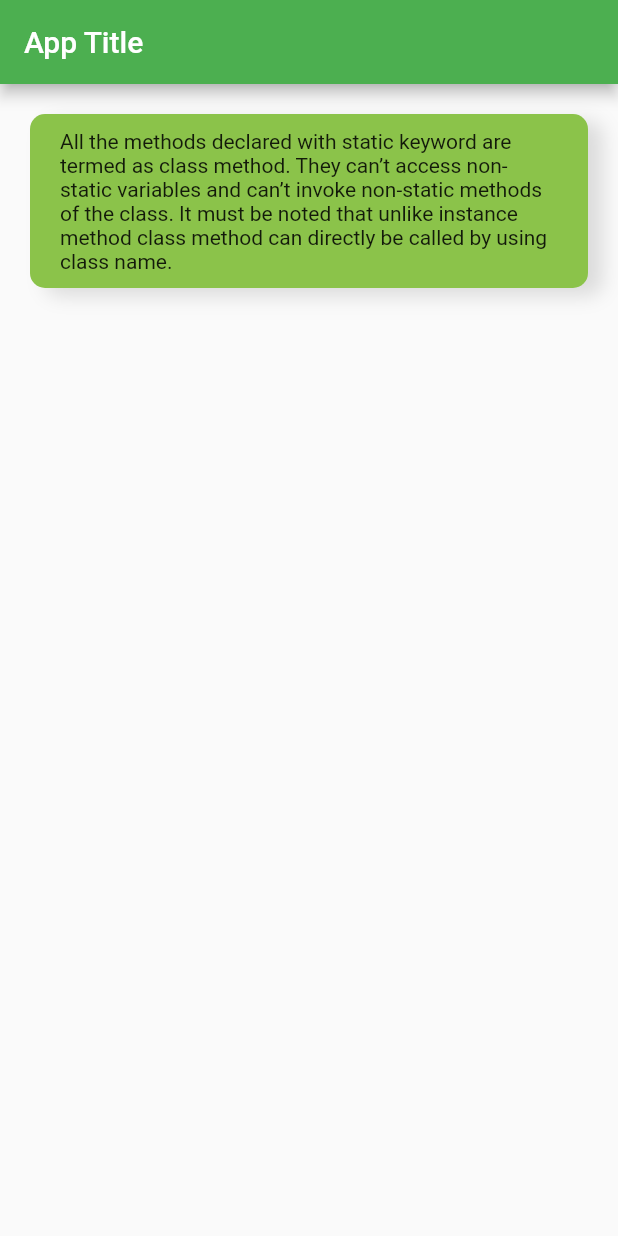
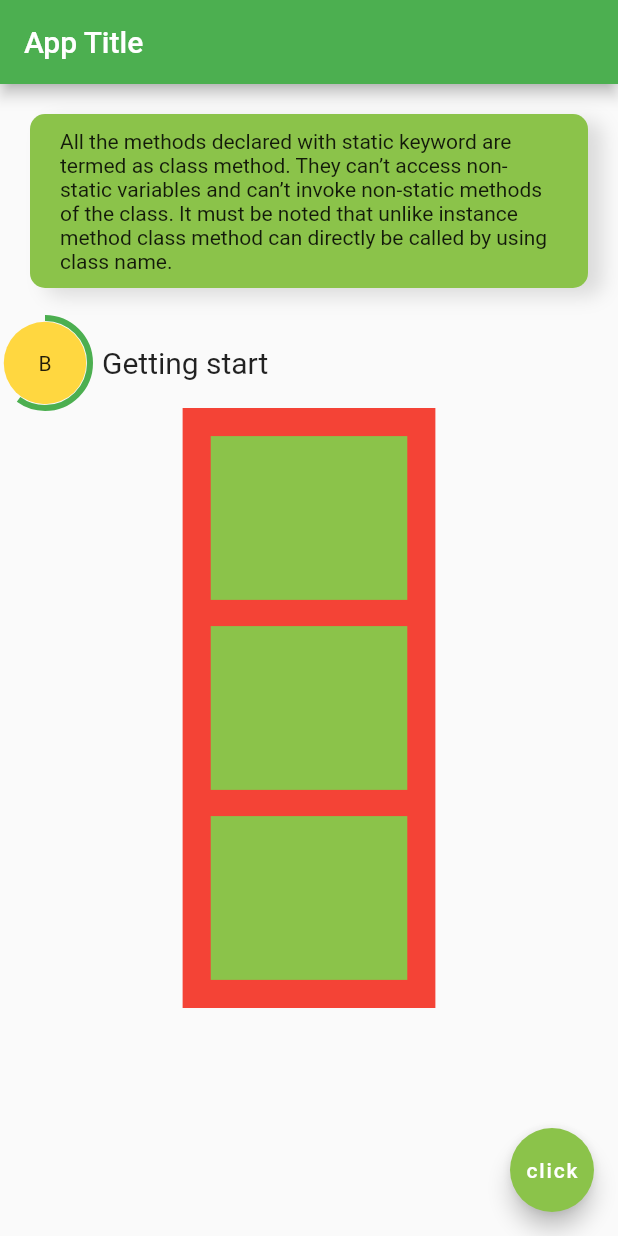
Before and after one commit to FISohan/Quran_shikkha_app, a Flutter app: the screen it shows after launch, on a phone screen of 412 x 824 dp. Run offline on Flutter 3.47's test engine with Material 2 defaults, Android fonts, the phone set to English and light mode, and no system bars.

Commit message:
SLExpansionPanel prototype done

```diff
--- a/lib/Pages/HomePage.dart
+++ b/lib/Pages/HomePage.dart
@@ -1,5 +1,8 @@
+// ignore_for_file: file_names
+
 import 'package:arabic_learning/Services/QuoteService.dart';
 import 'package:arabic_learning/Widgets/QuoteDisplay.dart';
+import 'package:arabic_learning/Widgets/SlExpansionPanel.dart';
 import 'package:flutter/material.dart';
 
 class HomePage extends StatefulWidget {
@@ -10,24 +13,39 @@ class HomePage extends StatefulWidget {
 }
 
 class _HomePageState extends State<HomePage> {
+  bool f = true;
+  double _height = 400;
+
   @override
   Widget build(BuildContext context) {
     return Material(
       child: Scaffold(
         appBar: AppBar(
-          title: Text("App Title"),
+          title: const Text("App Title"),
         ),
-        body: Container(
-          child: Column(
-            children:  [
-              Padding(
-                padding: EdgeInsets.all(20.0),
-                child: QuoteDisplay(
-          quote:  QuoteService().getQuote()
+        body: Column(
+          children: [
+            Padding(
+              padding: const EdgeInsets.all(20.0),
+              child: QuoteDisplay(quote: QuoteService().getQuote()),
             ),
-              )
-            ],
-          ),
+            Expanded(child: const SlExpansionPanel())
+          ],
+        ),
+        floatingActionButton: FloatingActionButton(
+          onPressed: () => {
+            super.setState(() {
+              if (f) {
+                f = false;
+                _height = 0;
+              } else {
+                f = true;
+
+                _height = 400;
+              }
+            })
+          },
+          child: const Text("click"),
         ),
       ),
     );
--- a/lib/Services/QuoteService.dart
+++ b/lib/Services/QuoteService.dart
@@ -1,10 +1,18 @@
+// ignore_for_file: file_names
+
 import 'dart:math';
 
-class QuoteService{
-  static List<String> quotes = ["All the methods declared with static keyword are termed as class method. They can’t access non-static variables and can’t invoke non-static methods of the class. It must be noted that unlike instance method class method can directly be called by using class name.","Let me solve this question with a practical example in the form of a simple dice rolling app that calls 1 of 6 dice face images randomly to the screen when tapped.","যখন উপাসনা শেষ হবে, তোমরা জমিনে ছড়িয়ে পড়বে এবং আল্লাহর দান অনুসন্ধানে ব্যাপৃত থাকবে যখন উপাসনা শেষ হবে, তোমরা জমিনে ছড়িয়ে পড়বে এবং আল্লাহর দান অনুসন্ধানে ব্যাপৃত থাকবে যখন উপাসনা শেষ হবে, তোমরা জমিনে ছড়িয়ে পড়বে এবং আল্লাহর দান অনুসন্ধানে ব্যাপৃত থাকবে যখন উপাসনা শেষ হবে, তোমরা জমিনে ছড়িয়ে পড়বে এবং আল্লাহর দান অনুসন্ধানে ব্যাপৃত থাকবে","hi যখন উপাসনা শেষ হবে, তোমরা জমিনে ছড়িয়ে পড়বে এবং আল্লাহর দান অনুসন্ধানে ব্যাপৃত থাকবে যখন উপাসনা শেষ হবে, তোমরা জমিনে ছড়িয়ে পড়বে এবং আল্লাহর দান অনুসন্ধানে ব্যাপৃত থাকবে যখন উপাসনা শেষ হবে, তোমরা জমিনে ছড়িয়ে পড়বে এবং আল্লাহর দান অনুসন্ধানে ব্যাপৃত থাকবে যখন উপাসনা শেষ হবে, তোমরা জমিনে ছড়িয়ে পড়বে এবং আল্লাহর দান অনুসন্ধানে ব্যাপৃত থাকবে"];
+class QuoteService {
+  static List<String> quotes = [
+    "All the methods declared with static keyword are termed as class method. They can’t access non-static variables and can’t invoke non-static methods of the class. It must be noted that unlike instance method class method can directly be called by using class name.",
+    "Let me solve this question with a practical example in the form of a simple dice rolling app that calls 1 of 6 dice face images randomly to the screen when tapped.",
+    "যখন উপাসনা শেষ হবে, তোমরা জমিনে ছড়িয়ে পড়বে এবং আল্লাহর দান অনুসন্ধানে ব্যাপৃত থাকবে যখন উপাসনা শেষ হবে, তোমরা জমিনে ছড়িয়ে পড়বে এবং আল্লাহর দান অনুসন্ধানে ব্যাপৃত থাকবে যখন উপাসনা শেষ হবে, তোমরা জমিনে ছড়িয়ে পড়বে এবং আল্লাহর দান অনুসন্ধানে ব্যাপৃত থাকবে যখন উপাসনা শেষ হবে, তোমরা জমিনে ছড়িয়ে পড়বে এবং আল্লাহর দান অনুসন্ধানে ব্যাপৃত থাকবে",
+    "hi যখন উপাসনা শেষ হবে, তোমরা জমিনে ছড়িয়ে পড়বে এবং আল্লাহর দান অনুসন্ধানে ব্যাপৃত থাকবে যখন উপাসনা শেষ হবে, তোমরা জমিনে ছড়িয়ে পড়বে এবং আল্লাহর দান অনুসন্ধানে ব্যাপৃত থাকবে যখন উপাসনা শেষ হবে, তোমরা জমিনে ছড়িয়ে পড়বে এবং আল্লাহর দান অনুসন্ধানে ব্যাপৃত থাকবে যখন উপাসনা শেষ হবে, তোমরা জমিনে ছড়িয়ে পড়বে এবং আল্লাহর দান অনুসন্ধানে ব্যাপৃত থাকবে",
+    "Let me solve this question with a practical example in the form of a simple dice rolling app that calls 1 of 6 dice face images randomly to the screen when tapped.first declare a variable that generates random numbers (don't forget to import dart.math). Then declare a variable that parses the initial random number within constraints between 1 and 6 as an Integer."
+  ];
 
-  String getQuote(){
-    Random random =  Random();
+  String getQuote() {
+    Random random = Random();
     return quotes[random.nextInt(quotes.length)];
   }
 }
--- /dev/null
+++ b/lib/Widgets/SlExpansionPanel.dart
@@ -0,0 +1,121 @@
+import 'package:flutter/material.dart';
+
+class SlExpansionPanel extends StatefulWidget {
+  const SlExpansionPanel({Key? key}) : super(key: key);
+
+  @override
+  _SlExpansionPanelState createState() => _SlExpansionPanelState();
+}
+
+class _SlExpansionPanelState extends State<SlExpansionPanel> {
+  bool _x = true;
+  double _height = 400;
+
+  Widget _expansionBtn(
+      double progress,
+      double radius,
+      Color progressIndicatorColor,
+      Color btnColor,
+      String _x,
+      String title,
+      VoidCallback onClick) {
+    return GestureDetector(
+      onTap: onClick,
+      child: Row(
+        children: [
+          Stack(
+            alignment: Alignment.center,
+            children: [
+              SizedBox(
+                height: radius,
+                width: radius,
+                child: CircularProgressIndicator(
+                  value: progress,
+                ),
+              ),
+              Container(
+                child: Center(child: Text(_x)),
+                height: radius - 5,
+                width: radius - 5,
+                decoration:
+                    BoxDecoration(shape: BoxShape.circle, color: btnColor),
+              )
+            ],
+          ),
+          Padding(
+            padding: const EdgeInsets.all(8.0),
+            child: Text(
+              title,
+              style: const TextStyle(fontSize: 20),
+            ),
+          ),
+        ],
+      ),
+    );
+  }
+
+  @override
+  Widget build(BuildContext context) {
+    return Column(
+      children: [
+        _expansionBtn(
+            0.6,
+            60,
+            Colors.deepOrange,
+            Colors.amberAccent,
+            "B",
+            "Gettin"
+                "g start", () {
+          setState(() {
+            if(_x) {
+              _height =  400;
+              _x = false;
+            } else {
+              _height = 0;
+              _x = true;
+            }
+          });
+
+        }),
+        AnimatedContainer(
+          duration: const Duration(milliseconds: 200),
+          height: _height,
+          color: Colors.red,
+          padding: const EdgeInsets.all(10),
+          child: FittedBox(
+            child: Column(
+              mainAxisAlignment: MainAxisAlignment.spaceBetween,
+              children:
+                  [
+                      Padding(
+                        padding: const EdgeInsets.all(8.0),
+                        child: Container(
+                          height: 100,
+                          width: 120,
+                          color: Colors.lightGreen,
+                        ),
+                      ),
+                      Padding(
+                        padding: const EdgeInsets.all(8.0),
+                        child: Container(
+                          height: 100,
+                          width: 120,
+                          color: Colors.lightGreen,
+                        ),
+                      ),
+                      Padding(
+                        padding: const EdgeInsets.all(8.0),
+                        child: Container(
+                          height: 100,
+                          width: 120,
+                          color: Colors.lightGreen,
+                        ),
+                      ),
+                    ],
+            ),
+          ),
+        )
+      ],
+    );
+  }
+}
```
Also changed, not shown: lib/Widgets/QuoteDisplay.dart (+11 -12 lines), 1 other file.
